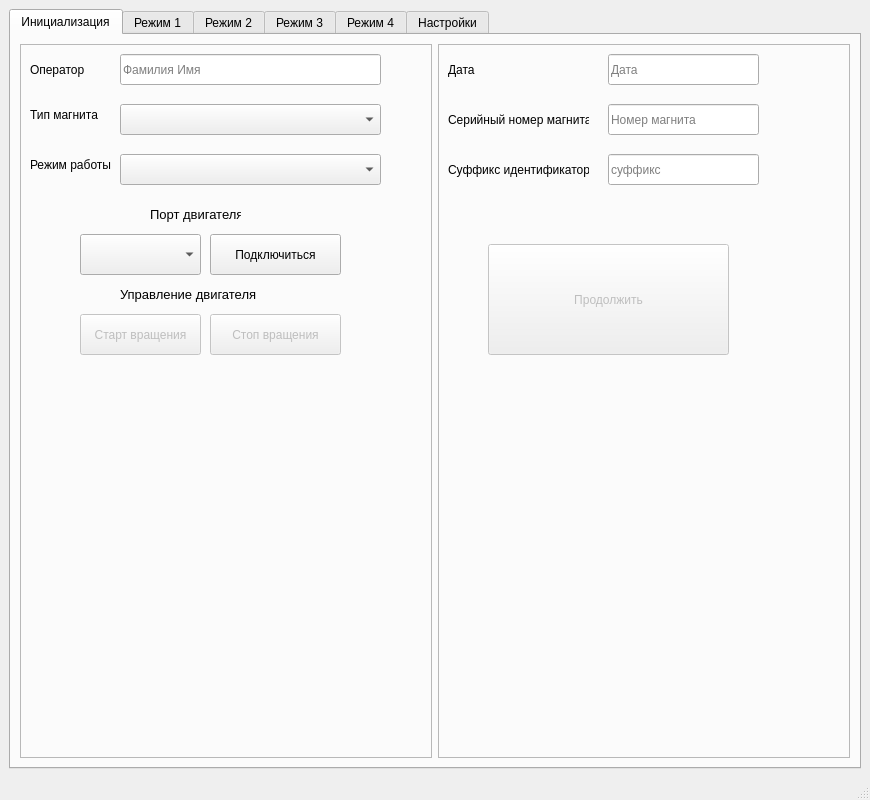
First picture: the form in harm_ui.ui, repository BuslaySt/RotatingCoils, before the edit.
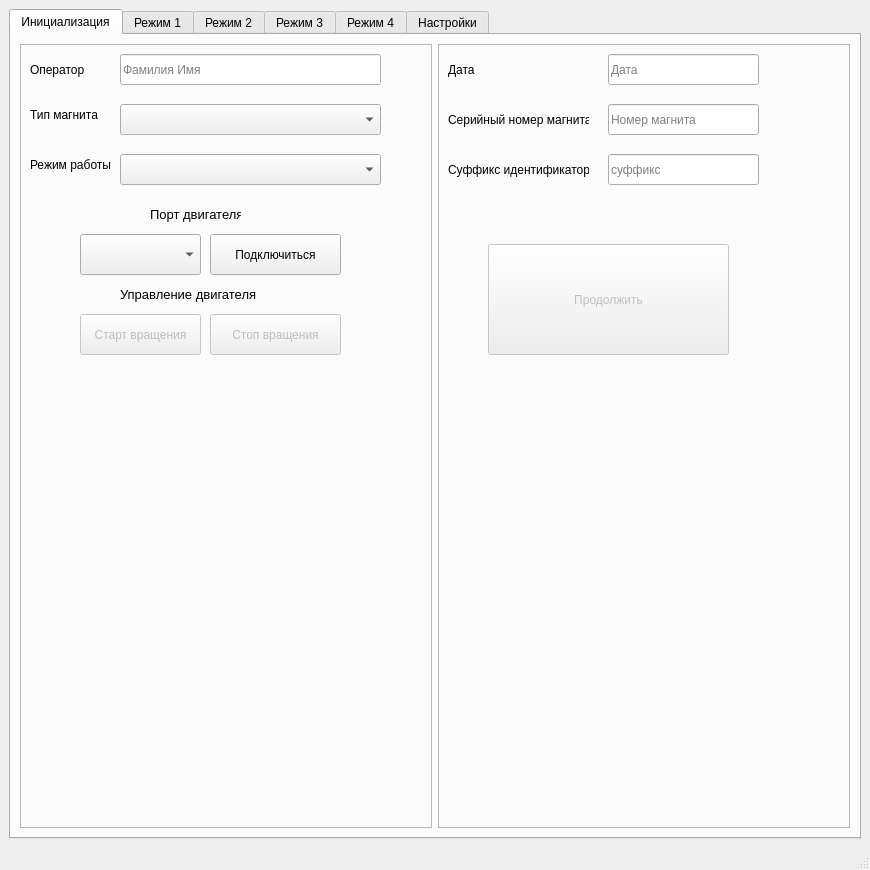
Second picture: the form after the edit.

Diff of the .ui file:
```diff
--- a/harm_ui.ui
+++ b/harm_ui.ui
@@ -7,7 +7,7 @@
     <x>0</x>
     <y>0</y>
     <width>870</width>
-    <height>800</height>
+    <height>870</height>
    </rect>
   </property>
   <property name="windowTitle">
```
